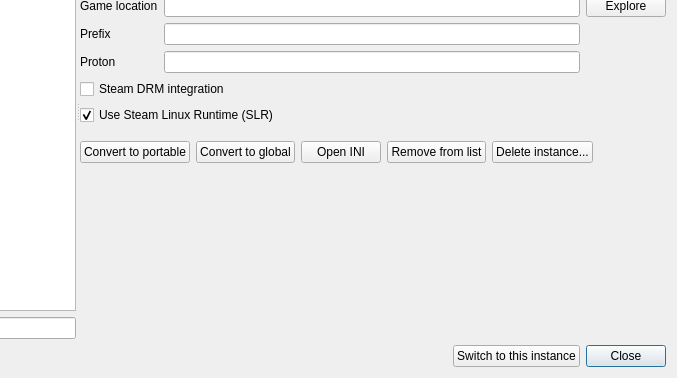
This is src/src/instancemanagerdialog.ui in saghm/Fluorine-Manager as Qt 5 draws it before an edit; both pictures show x 207 to 884 and y 161 to 539 of the 884 by 539 pixel window. The edited form follows.
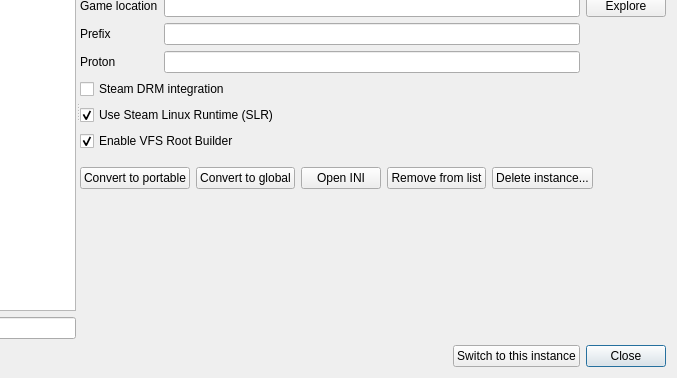
This is the edited form. Icons and pictures are not drawn. Custom widgets are drawn as their Qt base class.

Commit message: Multi-dir plugin loading, VFS Root Builder, Wine registry check, column visibility fix

Diff of the .ui file:
```diff
--- a/src/src/instancemanagerdialog.ui
+++ b/src/src/instancemanagerdialog.ui
@@ -337,6 +337,19 @@
                  </property>
                 </widget>
                </item>
+               <item row="12" column="0" colspan="2">
+                <widget class="QCheckBox" name="vfsRootBuilderCheckBox">
+                 <property name="text">
+                  <string>Enable VFS Root Builder</string>
+                 </property>
+                 <property name="toolTip">
+                  <string>Automatically deploy mod Root/ files (SKSE, ENB, etc.) to the game directory before launch. Disable if using a third-party Root Builder plugin.</string>
+                 </property>
+                 <property name="checked">
+                  <bool>true</bool>
+                 </property>
+                </widget>
+               </item>
               </layout>
              </widget>
             </item>
```
The commit also changes 16 other files.
